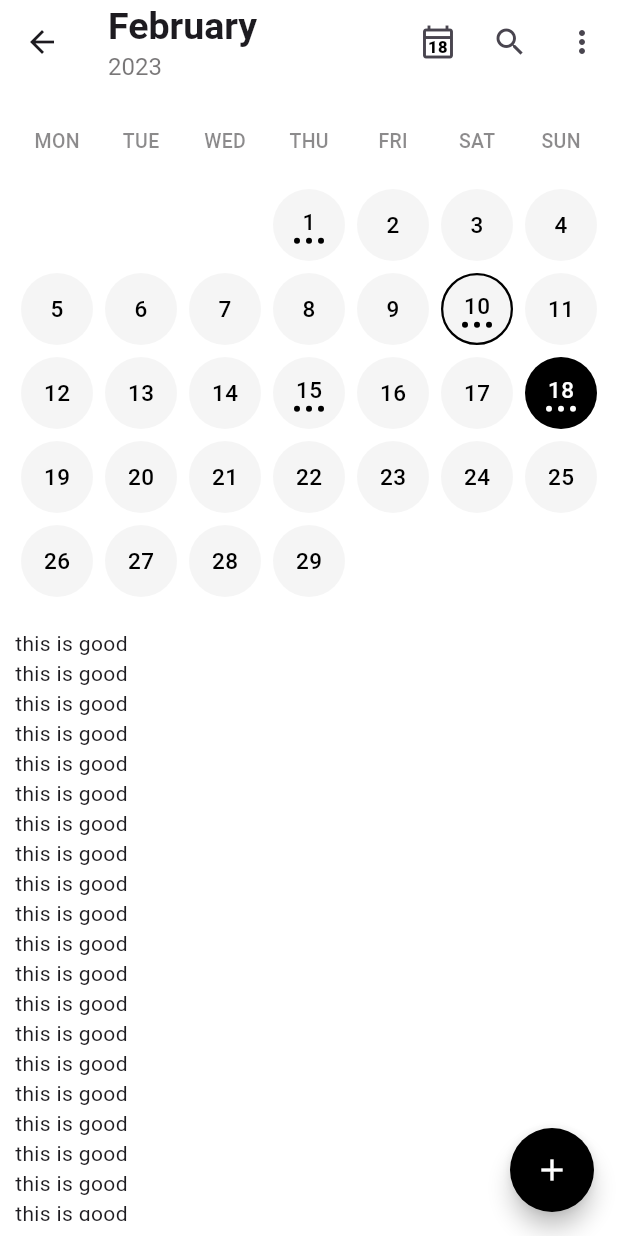
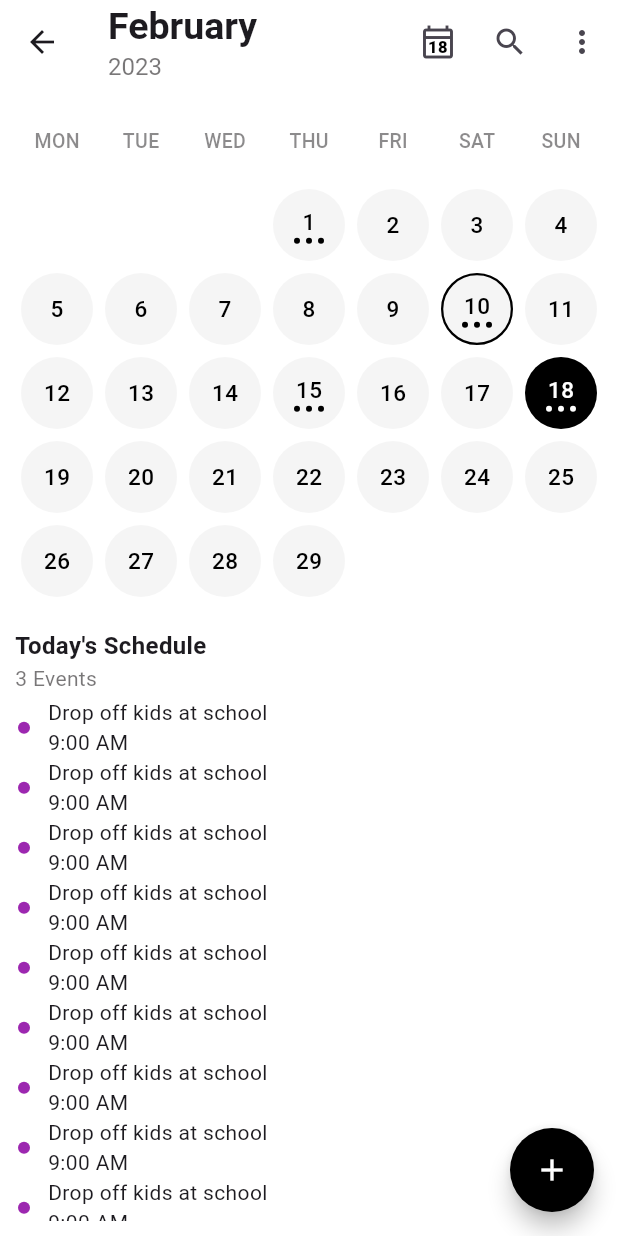
Before and after one commit to joharkhan99/quickcal, a Flutter app: the HomePage screen opened by its route, on a phone screen of 412 x 824 dp. Run offline on Flutter 3.47's test engine with Material 3 defaults, Android fonts, the phone set to English and light mode, and no system bars.

Commit message:
Update gridDelegate in home_page.dart and add Today's Schedule section

```diff
--- a/lib/pages/home_page.dart
+++ b/lib/pages/home_page.dart
@@ -116,7 +116,7 @@
               child: GridView.builder(
                 padding: const EdgeInsets.all(0),
                 itemCount: calendar.totalDaysInMonth + 7 + calendar.getTotalExtraDays(),
-                gridDelegate: const SliverGridDelegateWithFixedCrossAxisCount(crossAxisCount: 7),
+                gridDelegate: const SliverGridDelegateWithFixedCrossAxisCount(crossAxisCount: 7, mainAxisSpacing: 0, crossAxisSpacing: 0),
                 itemBuilder: (context, index) {
                   if (index < 7) {
                     return Card(
@@ -174,6 +174,7 @@
                                     height: 4,
                                     margin: const EdgeInsets.symmetric(horizontal: 2),
                                     decoration: BoxDecoration(
+                                      // border: Border.all(color: Colors.black, width: 1),
                                       color: calendar.checkIfDateIsToday(dayInfo.values.first) ? Colors.white : Colors.black,
                                       shape: BoxShape.circle,
                                     ),
@@ -188,11 +189,62 @@
                 },
               ),
             ),
+            const Padding(
+              padding: EdgeInsets.only(bottom: 3),
+              child: Row(
+                children: [
+                  Column(
+                    crossAxisAlignment: CrossAxisAlignment.start,
+                    mainAxisAlignment: MainAxisAlignment.start,
+                    children: [
+                      Text(
+                        "Today's Schedule",
+                        style: TextStyle(
+                          fontSize: 16,
+                          fontWeight: FontWeight.bold,
+                        ),
+                      ),
+                      Text(
+                        "3 Events",
+                        style: TextStyle(
+                          fontSize: 14,
+                          color: Color.fromARGB(164, 46, 43, 45),
+                        ),
+                      ),
+                    ],
+                  ),
+                ],
+              ),
+            ),
             Expanded(
               flex: 1,
               child: ListView.builder(
+                padding: const EdgeInsets.only(bottom: 20),
                 itemCount: 20,
-                itemBuilder: (context, index) => Text("this is good"),
+                itemBuilder: (context, index) {
+                  return Row(
+                    // mainAxisAlignment: MainAxisAlignment.start,
+                    children: [
+                      Container(
+                        width: 8,
+                        height: 8,
+                        margin: const EdgeInsets.symmetric(horizontal: 2),
+                        decoration: const BoxDecoration(
+                          color: Colors.purple,
+                          shape: BoxShape.circle,
+                        ),
+                      ),
+                      const SizedBox(width: 10),
+                      const Column(
+                        crossAxisAlignment: CrossAxisAlignment.start,
+                        children: [
+                          Text("Drop off kids at school"),
+                          Text("9:00 AM"),
+                        ],
+                      )
+                    ],
+                  );
+                },
               ),
             )
           ],
```
